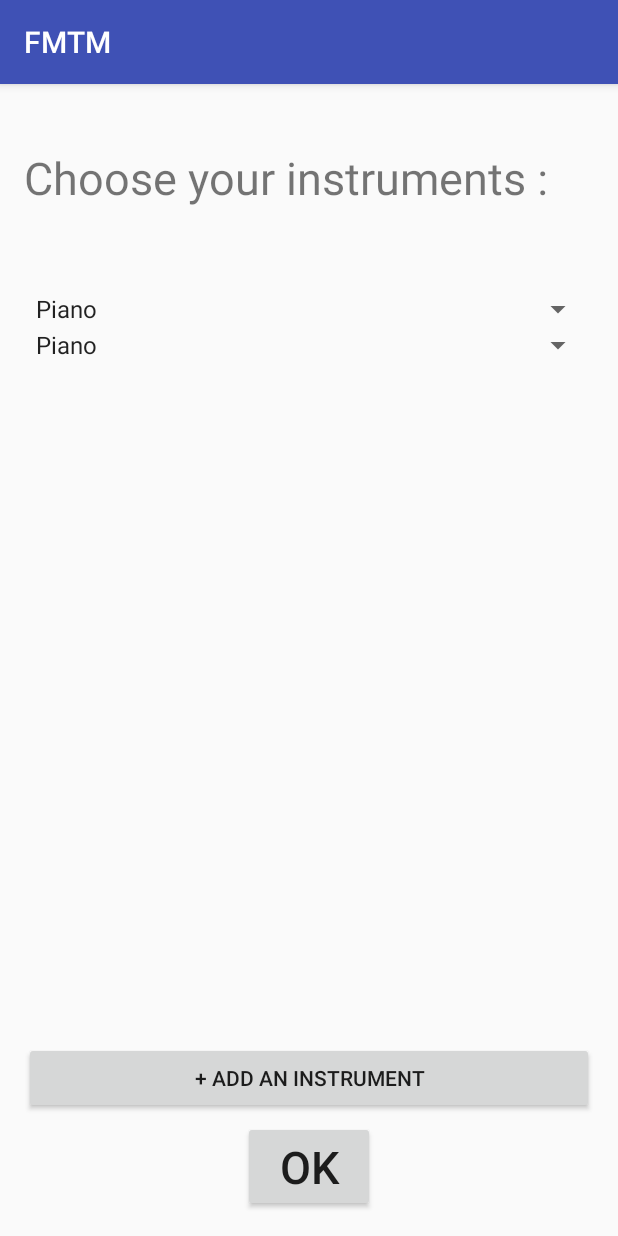
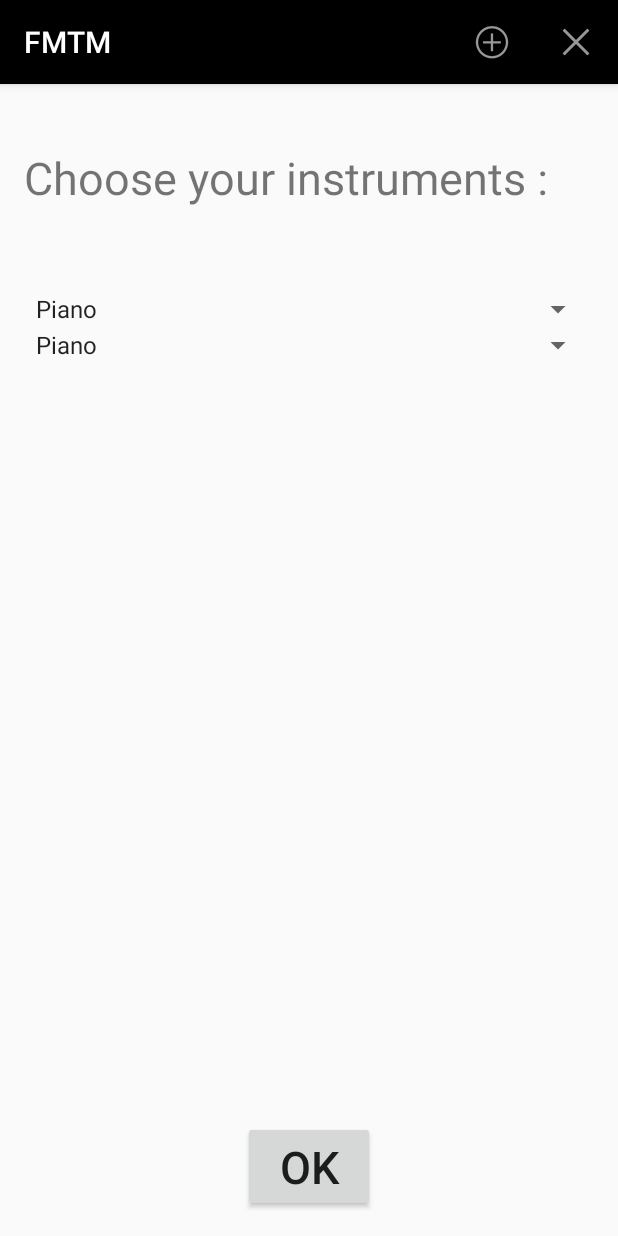
Before and after one commit to ahmed-bensaad/FMTM, an Android app: the InstrumentsChoiceActivity screen opened directly, with no data from a screen before it, on a phone screen of 412 x 824 dp. Run offline under Robolectric (Android 15) with nearby library versions, the phone set to English and light mode, and no system bars.

Commit message:
changement de bouton add instrument de DIY en des boutons de menu ,ajout de fonctionnalité remove instrument et changement de l'icone de l'appli

```diff
--- a/FromMindToMusic/app/src/main/AndroidManifest.xml
+++ b/FromMindToMusic/app/src/main/AndroidManifest.xml
@@ -5,6 +5,7 @@
     <uses-permission android:name="android.permission.WRITE_EXTERNAL_STORAGE" />
     <uses-permission android:name="android.permission.RECORD_AUDIO" />
     <uses-permission android:name="android.permission.STORAGE" />
+    <uses-permission android:name="android.permission.READ_EXTERNAL_STORAGE" />
 
     <application
         android:allowBackup="true"
--- a/FromMindToMusic/app/src/main/java/com/oc/rss/frommindtomusic/InstrumentsChoiceActivity.java
+++ b/FromMindToMusic/app/src/main/java/com/oc/rss/frommindtomusic/InstrumentsChoiceActivity.java
@@ -3,6 +3,8 @@ package com.oc.rss.frommindtomusic;
 import android.content.Intent;
 import android.support.v7.app.AppCompatActivity;
 import android.os.Bundle;
+import android.view.Menu;
+import android.view.MenuItem;
 import android.view.View;
 import android.widget.ArrayAdapter;
 import android.widget.Button;
@@ -12,13 +14,16 @@ import android.widget.Toast;
 import java.util.ArrayList;
 import java.util.List;
 
+import static com.oc.rss.frommindtomusic.R.id.app_bar_add;
+import static com.oc.rss.frommindtomusic.R.id.app_bar_remove;
+
 public class InstrumentsChoiceActivity extends AppCompatActivity {
     private  ArrayList<Spinner> spinnersList=new ArrayList<Spinner>();
 
     private Spinner spinner1=null;
     private Spinner spinner2=null;
     int i=2;
-
+    private ArrayAdapter<String> adapter;
     @Override
     public void onCreate(Bundle savedInstanceState) {
         super.onCreate(savedInstanceState);
@@ -43,7 +48,7 @@ public class InstrumentsChoiceActivity extends AppCompatActivity {
         instruments.add("Clarinette");
         instruments.add("Sabre laser");
 
-        final ArrayAdapter<String> adapter= new ArrayAdapter<String>(this,android.R.layout.simple_spinner_item, instruments);
+        adapter= new ArrayAdapter<String>(this,android.R.layout.simple_spinner_item, instruments);
         adapter.setDropDownViewResource(android.R.layout.simple_spinner_dropdown_item);
         spinner1.setAdapter(adapter);
 
@@ -63,10 +68,29 @@ public class InstrumentsChoiceActivity extends AppCompatActivity {
 
         });
 
-        Button add= (Button) findViewById(R.id.add);
-        add.setOnClickListener(new View.OnClickListener() {
+    }
     @Override
-            public void onClick(View v) {
+    public boolean onCreateOptionsMenu(Menu m){
+        getMenuInflater().inflate(R.menu.add_menu,m);
+        return true;
+    }
+    public boolean onOptionsItemSelected(MenuItem item) {
+        int id=item.getItemId();
+        switch(id){
+            case(app_bar_add): {
+                add();
+                break;
+            }
+            case(app_bar_remove):{
+                remove();
+                break;
+            }
+
+
+        }
+        return super.onOptionsItemSelected(item);
+    }
+    public void add(){
         if (i<10){
             Spinner spinner=spinnersList.get(i);
             spinner.setVisibility(View.VISIBLE);
@@ -75,8 +99,18 @@ public class InstrumentsChoiceActivity extends AppCompatActivity {
         else {
             Toast.makeText(InstrumentsChoiceActivity.this, "10 instruments max", Toast.LENGTH_SHORT).show();
         }
+
+    }
+    public void remove(){
+        if (i>1){
+            i--;
+            Spinner spinner=spinnersList.get(i);
+            spinner.setVisibility(View.INVISIBLE);
+            spinner.setAdapter(adapter);
+            }
+        else {
+            Toast.makeText(InstrumentsChoiceActivity.this, "1 instrument min", Toast.LENGTH_SHORT).show();
         }
 
-        });
     }
 }
--- a/FromMindToMusic/app/src/main/res/layout/activity_instruments_choice.xml
+++ b/FromMindToMusic/app/src/main/res/layout/activity_instruments_choice.xml
@@ -9,15 +9,6 @@
     android:paddingRight="@dimen/activity_horizontal_margin"
     android:paddingTop="@dimen/activity_vertical_margin"
     tools:context="com.oc.rss.frommindtomusic.InstrumentsChoiceActivity">
-
-    <Button
-        android:text="+ Add an instrument"
-        android:layout_width="match_parent"
-        android:layout_height="wrap_content"
-        android:id="@+id/add"
-        android:layout_alignParentBottom="true"
-        android:layout_centerHorizontal="true"
-        android:layout_marginBottom="65dp"/>
 
     <Button
         android:text="Ok"
--- /dev/null
+++ b/FromMindToMusic/app/src/main/res/menu/add_menu.xml
@@ -0,0 +1,17 @@
+<?xml version="1.0" encoding="utf-8"?>
+<menu xmlns:android="http://schemas.android.com/apk/res/android"
+    xmlns:app="http://schemas.android.com/apk/res-auto">
+
+    <item
+        android:id="@+id/app_bar_add"
+        android:actionViewClass="android.support.v7.widget.SearchView"
+        android:icon="@android:drawable/ic_menu_add"
+        app:showAsAction="always"
+        android:title="Add new instrument" />
+    <item
+        android:id="@+id/app_bar_remove"
+        android:actionViewClass="android.support.v7.widget.SearchView"
+        android:icon="@android:drawable/ic_menu_close_clear_cancel"
+        app:showAsAction="always"
+        android:title="Remove last instrument" />
+</menu>
--- a/FromMindToMusic/app/src/main/res/values/colors.xml
+++ b/FromMindToMusic/app/src/main/res/values/colors.xml
@@ -1,6 +1,6 @@
 <?xml version="1.0" encoding="utf-8"?>
 <resources>
-    <color name="colorPrimary">#3F51B5</color>
-    <color name="colorPrimaryDark">#303F9F</color>
+    <color name="colorPrimary">#000</color>
+    <color name="colorPrimaryDark">#000</color>
     <color name="colorAccent">#FF4081</color>
 </resources>
```
Also changed, not shown: FromMindToMusic/app/src/main/ic_launcher-web.png (added), FromMindToMusic/app/src/main/res/mipmap-hdpi/ic_launcher.png, FromMindToMusic/app/src/main/res/mipmap-mdpi/ic_launcher.png, FromMindToMusic/app/src/main/res/mipmap-xhdpi/ic_launcher.png, FromMindToMusic/app/src/main/res/mipmap-xxhdpi/ic_launcher.png, FromMindToMusic/app/src/main/res/mipmap-xxxhdpi/ic_launcher.png. Lines whose indentation alone changed are shown as unchanged.
